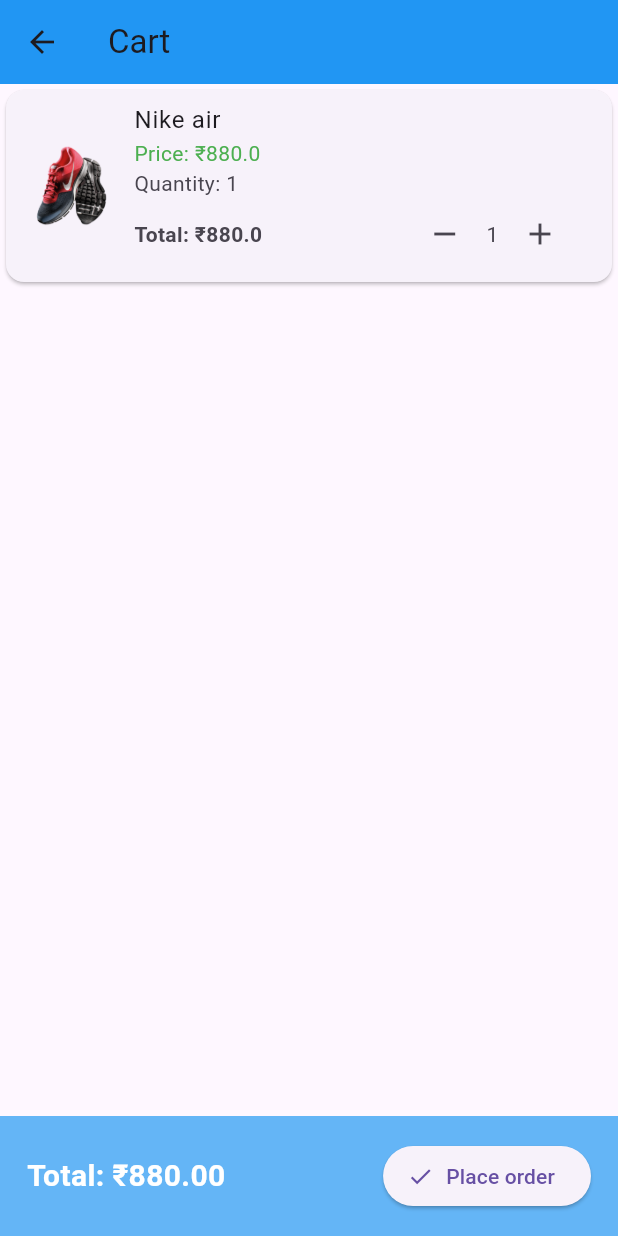
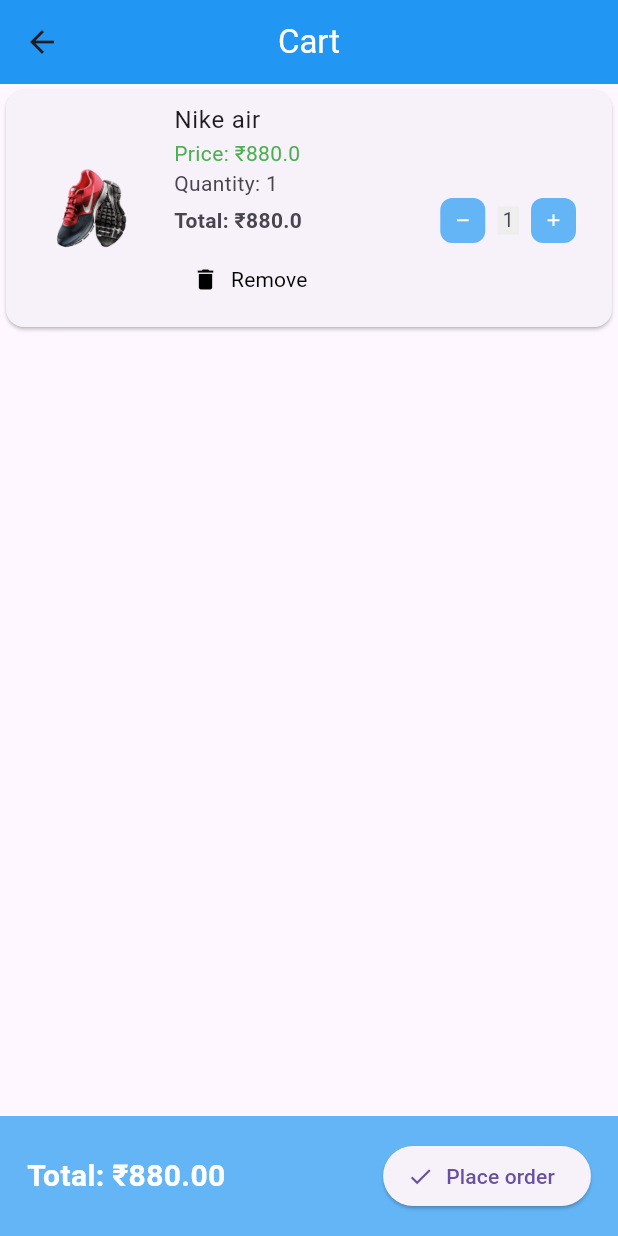
Before and after one commit to Rahulckoovara/E-cart1, a Flutter app: the Details screen opened directly with sample values from the repository, scrolled down 202 dp, after a tap on "Add To Cart", on a phone screen of 412 x 824 dp. Run offline on Flutter 3.47's test engine with Material 3 defaults, Android fonts, the phone set to English and light mode, and no system bars; our stand-ins replace carousel_slider.

Commit message:
cart 2nd phase ok +,- button,remove done

```diff
--- a/lib/pages/cart.dart
+++ b/lib/pages/cart.dart
@@ -8,6 +8,8 @@ class Cart extends StatelessWidget {
 
   @override
   Widget build(BuildContext context) {
+
+
     final cartItems = MyProducts.allProducts.take(5).toList();
 
     return Scaffold(
--- a/lib/pages/cart1.dart
+++ b/lib/pages/cart1.dart
@@ -18,7 +18,9 @@ class Cart1 extends StatelessWidget {
 
     return Scaffold(
       appBar: AppBar(
-        title: Text('Cart'),
+        title: Text('Cart',
+        style: TextStyle(color: Colors.white),),
+        centerTitle: true,
         backgroundColor: Colors.blue,
       ),
       body: ListView.builder(
@@ -42,7 +44,9 @@ class Cart1 extends StatelessWidget {
               ),
             child: Card(
               child: ListTile(
-                leading: Image.asset(product.image),
+                leading: Container(
+                  width: 80,
+                  child: Image.asset(product.image)),
                 title: Text(cartItems[index].name),
                subtitle:
                Column(
@@ -56,37 +60,79 @@ class Cart1 extends StatelessWidget {
                     Row(
                       mainAxisAlignment: MainAxisAlignment.spaceBetween,
                       children: [
+                        Row(
+                          children: [
                             Text('Total: \₹${(cartItems[index].price * cartItems[index].quantity).toString()}',
                             style: TextStyle(fontWeight: FontWeight.bold),
-              ),
-              // Text('Total: \₹${(cartItems[index].price * cartItems[index].quantity).toString()}',
-              //   style: TextStyle(fontWeight: FontWeight.bold),
-              // ),
 
 
+                                          ),
 
+                          ],
+                        ),
                           Row(
                           mainAxisAlignment: MainAxisAlignment.end,
                           children: [
-                  IconButton(
+                            Container(
+                              height: 30,
+                              width: 30,
+                              decoration: BoxDecoration(
+                                color: Colors.blue[300], // Set your desired color
+                                borderRadius: BorderRadius.circular(8.0), // Optional: Add rounded corners
+                              ),
+                              child: IconButton(
                                 onPressed: () {
                                   // Call a function to decrement the quantity in the cart
                                   cartProvider.decrementQuantity(cartItem.id);
                                 },
-                    icon: Icon(Icons.remove),
+                                icon: Icon(Icons.remove,size: 13,),
+                                color: Colors.white, // Optional: Set the icon color
                               ),
-                  Text(' ${cartItems[index].quantity.toString()} '),
-                  IconButton(
+                            ),
+                            SizedBox(width: 8.0), // Add some space between the icons and text
+                            Container(
+
+                              color: Colors.grey[200],
+                              // decoration: BoxDecoration(
+                              //   border: Border.all()
+                              // ),
+
+
+                              child: Text(
+                                ' ${cartItems[index].quantity.toString()} ',
+                                style: TextStyle(fontSize: 13.0), // Optional: Adjust the font size
+                              ),
+                            ),
+                            SizedBox(width: 8.0), // Add some space between the text and icons
+                            Container(
+                                height: 30,
+                              width: 30,
+                              decoration: BoxDecoration(
+                                color: Colors.blue[300], // Set your desired color
+                                borderRadius: BorderRadius.circular(8.0), // Optional: Add rounded corners
+                              ),
+                              child: IconButton(
                                 onPressed: () {
                                   // Call a function to increment the quantity in the cart
                                   cartProvider.incrementQuantity(cartItem.id);
                                 },
-                    icon: Icon(Icons.add),
+                                icon: Icon(Icons.add,size: 13,),
+                                color: Colors.white, // Optional: Set the icon color
+                              ),
                             ),
                           ],
                         ),
                       ],
                     ),
+
+
+                    TextButton.icon(onPressed: (){},
+                     label: Text('Remove',style: TextStyle(color: Colors.black,
+                     fontWeight: FontWeight.w400),
+                     ),
+                    icon: Icon(Icons.delete,color: Colors.black,),
+                                       )
+
 
 
 
--- a/lib/pages/details.dart
+++ b/lib/pages/details.dart
@@ -207,7 +207,7 @@ class _DetailsState extends State<Details> {
         ElevatedButton.icon(
             onPressed: () {
               final cartProvider = Provider.of<CartProvider>(context, listen: false);
-    cartProvider.addToCart(widget.product);
+              cartProvider.addToCart(widget.product);
               Navigator.push(context,
                   MaterialPageRoute(builder: (context) {
                 return Cart1();
--- a/lib/providers/cart_provider.dart
+++ b/lib/providers/cart_provider.dart
@@ -9,10 +9,23 @@ class CartProvider extends ChangeNotifier {
   List<Product> get cartItems => _cartItems;
 
   void addToCart(Product product) {
+    bool alreadyInCart = _cartItems.any((item) => item.id == product.id);
 
-    _cartItems.add(product);
+
+    if(!alreadyInCart){
+      _cartItems.add(product);
+      notifyListeners();
+
+  }
+     else{
     notifyListeners();
+//Navigator.push(context, MaterialPageRoute(builder: (context)))
+
+ //   Navigator.pushReplacement(context, '/cart1');
+     }
   }
+
+
   void incrementQuantity(int productId) {
 
   // Find the cart item by product id and increment the quantity
@@ -38,37 +51,3 @@ void decrementQuantity(int productId) {
 
 
 }
-
-
-
-
-
-// class CartProvider extends ChangeNotifier {
-//   final List<Product> _cart = [];
-//   List<Product> get cart => _cart;
-
-// //  CartProvider({
-// //     Key? key,
-// //     required Widget child,
-// //   }) : super(key: key, child: child);
-
-// //   static CartProvider of(BuildContext context) {
-// //     return context.dependOnInheritedWidgetOfExactType<CartProvider>()!;
-// //   }
-
-//   void toggleProduct(Product product) {
-//     if (_cart.contains(product)) {
-//       for (Product element in _cart) {
-//         element.quantity++;
-//       }
-//     } else {
-//       _cart.add(product);
-//     }
-//     notifyListeners();
-//   }
-
-//   static of(BuildContext context) {}
-//   //  @override
-//   // bool updateShouldNotify(covariant InheritedWidget oldWidget) {
-//   //   return true;
-//   //}
```
Lines whose indentation alone changed are shown as unchanged.
